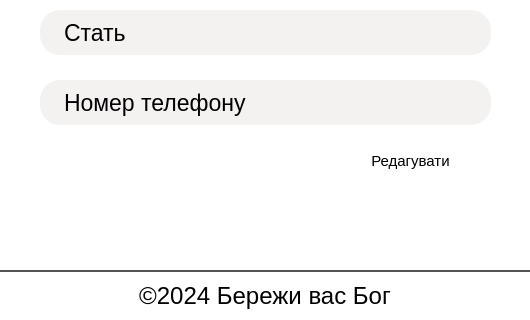
Above: personalaccount.ui from sopkodioni/gethealth before the change; both pictures show x 0 to 530 and y 380 to 700 of the 530 by 700 pixel window. Below: the same form after it.
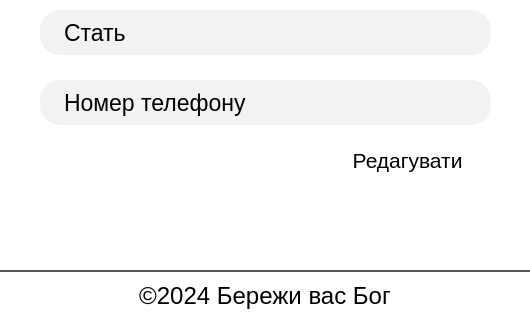
That is the form after the change. Icons and pictures are not drawn.

Commit message: add functional for the exit button

The edit to the form file:
```diff
--- a/personalaccount.ui
+++ b/personalaccount.ui
@@ -114,22 +114,42 @@
   <widget class="QPushButton" name="pushButton">
    <property name="geometry">
     <rect>
-     <x>370</x>
-     <y>530</y>
-     <width>81</width>
-     <height>21</height>
+     <x>330</x>
+     <y>520</y>
+     <width>161</width>
+     <height>41</height>
     </rect>
    </property>
+   <property name="font">
+    <font>
+     <pointsize>16</pointsize>
+     <bold>false</bold>
+    </font>
+   </property>
    <property name="cursor">
     <cursorShape>PointingHandCursor</cursorShape>
    </property>
+   <property name="layoutDirection">
+    <enum>Qt::RightToLeft</enum>
+   </property>
    <property name="styleSheet">
-    <string notr="true">font-size: 15px;
-color: rgb(0, 0, 0);
-border-radius: 10px;</string>
+    <string notr="true">background-color: rgb(255, 255, 255, 0);
+background-repeat: no-repeat;
+border: none;
+color: rgb(0, 0, 0);</string>
    </property>
    <property name="text">
-    <string>Редагувати</string>
+    <string>Редагувати </string>
+   </property>
+   <property name="icon">
+    <iconset resource="Recources.qrc">
+     <normaloff>:/recources/img/edit.png</normaloff>:/recources/img/edit.png</iconset>
+   </property>
+   <property name="iconSize">
+    <size>
+     <width>35</width>
+     <height>35</height>
+    </size>
    </property>
   </widget>
   <widget class="QLabel" name="companyName">
```
Left out of the diff: 86 changed lines with no effect on the pictures. The commit also changes 3 other files.
